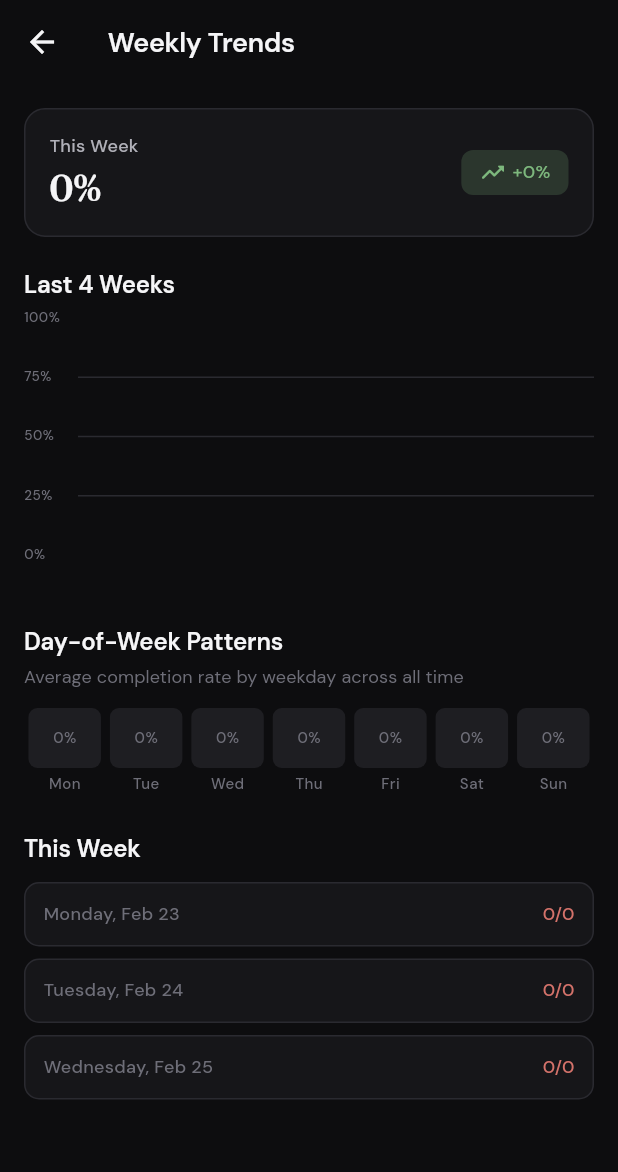
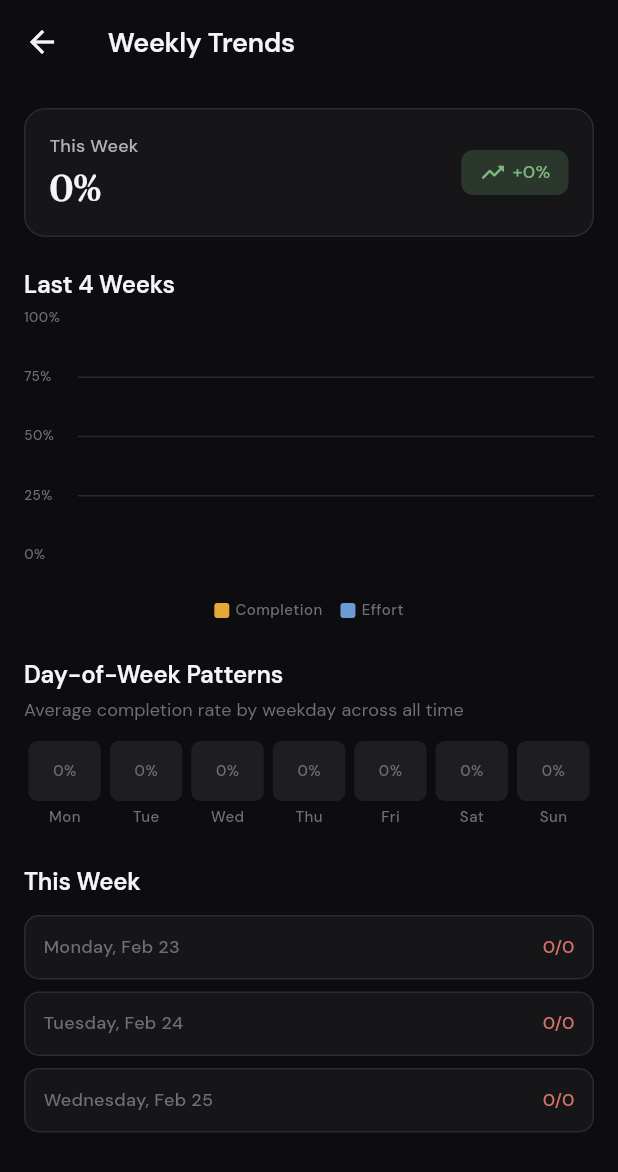
Before and after one commit to Aaryush1/habits, a Flutter app: the WeeklyTrendsScreen screen opened directly, on a phone screen of 412 x 824 dp. Shown: the top 1172 px of the screen. Run offline on Flutter 3.47's test engine with Material 3 defaults, Android fonts, the phone set to English and light mode, and no system bars; drawn by our look-alikes of fl_chart; our stand-ins replace flutter_riverpod, google_fonts, hive, hive_flutter; accounts and stored records are empty.

Commit message:
Add effort tracking to weekly trends and habit rankings drill-downs
Completes 6.8c: effort bars alongside completion in weekly trends chart,
effort sort column in rankings, and weekly effort minutes summary.

Co-Authored-By: Claude Opus 4.6 <noreply@anthropic.com>

```diff
--- a/lib/presentation/providers/weekly_trends_provider.dart
+++ b/lib/presentation/providers/weekly_trends_provider.dart
@@ -31,12 +31,19 @@ class WeekSummary {
     required this.completionRate,
     required this.completed,
     required this.scheduled,
+    this.effortCompletedMin = 0,
+    this.effortScheduledMin = 0,
   });
 
   final DateTime weekStart;
   final double completionRate;
   final int completed;
   final int scheduled;
+  final int effortCompletedMin;
+  final int effortScheduledMin;
+
+  double get effortRate =>
+      effortScheduledMin == 0 ? 0.0 : effortCompletedMin / effortScheduledMin;
 }
 
 class WeekDayDetail {
@@ -103,6 +110,8 @@ final weeklyTrendsProvider = FutureProvider<WeeklyTrends>((ref) async {
     final weekStart = rangeStart.add(Duration(days: w * 7));
     var scheduled = 0;
     var completed = 0;
+    var effortScheduled = 0;
+    var effortCompleted = 0;
 
     for (var d = 0; d < 7; d++) {
       final day = weekStart.add(Duration(days: d));
@@ -111,7 +120,13 @@ final weeklyTrendsProvider = FutureProvider<WeeklyTrends>((ref) async {
         if (isHabitScheduledOn(habit, day)) {
           scheduled++;
           final key = '${habit.id}_${day.toIso8601String()}';
-          if (completedSet.contains(key)) completed++;
+          final done = completedSet.contains(key);
+          if (done) completed++;
+          // Track effort for habits with durationMinutes
+          if (habit.durationMinutes != null) {
+            effortScheduled += habit.durationMinutes!;
+            if (done) effortCompleted += habit.durationMinutes!;
+          }
         }
       }
     }
@@ -121,6 +136,8 @@ final weeklyTrendsProvider = FutureProvider<WeeklyTrends>((ref) async {
       completionRate: scheduled == 0 ? 0 : completed / scheduled,
       completed: completed,
       scheduled: scheduled,
+      effortCompletedMin: effortCompleted,
+      effortScheduledMin: effortScheduled,
     ));
   }
 
--- a/lib/presentation/screens/analytics/weekly_trends_screen.dart
+++ b/lib/presentation/screens/analytics/weekly_trends_screen.dart
@@ -90,22 +90,70 @@ class WeeklyTrendsScreen extends ConsumerWidget {
                     ),
                     barGroups: trends.weeks.asMap().entries.map((entry) {
                       final isLatest = entry.key == trends.weeks.length - 1;
+                      final hasEffort = entry.value.effortScheduledMin > 0;
                       return BarChartGroupData(
                         x: entry.key,
                         barRods: [
                           BarChartRodData(
                             toY: entry.value.completionRate,
-                            width: 28,
+                            width: hasEffort ? 18 : 28,
                             borderRadius: BorderRadius.circular(6),
                             color: isLatest
                                 ? AppColors.accentGold
                                 : AppColors.backgroundQuaternary,
                           ),
+                          if (hasEffort)
+                            BarChartRodData(
+                              toY: entry.value.effortRate,
+                              width: 10,
+                              borderRadius: BorderRadius.circular(4),
+                              color: AppColors.twoMinuteBlue,
+                            ),
                         ],
                       );
                     }).toList(),
                   ),
                 ),
+              ),
+              const SizedBox(height: AppSpacing.space8),
+              // Legend
+              Row(
+                mainAxisAlignment: MainAxisAlignment.center,
+                children: [
+                  Container(
+                    width: 10,
+                    height: 10,
+                    decoration: BoxDecoration(
+                      color: AppColors.accentGold,
+                      borderRadius: BorderRadius.circular(2),
+                    ),
+                  ),
+                  const SizedBox(width: 4),
+                  Text(
+                    'Completion',
+                    style: AppTypography.labelSmall.copyWith(
+                      color: AppColors.textTertiary,
+                      fontSize: 10,
+                    ),
+                  ),
+                  const SizedBox(width: 12),
+                  Container(
+                    width: 10,
+                    height: 10,
+                    decoration: BoxDecoration(
+                      color: AppColors.twoMinuteBlue,
+                      borderRadius: BorderRadius.circular(2),
+                    ),
+                  ),
+                  const SizedBox(width: 4),
+                  Text(
+                    'Effort',
+                    style: AppTypography.labelSmall.copyWith(
+                      color: AppColors.textTertiary,
+                      fontSize: 10,
+                    ),
+                  ),
+                ],
               ),
               const SizedBox(height: AppSpacing.space24),
 
@@ -153,6 +201,7 @@ class _DeltaHeader extends StatelessWidget {
     final rate = thisWeek?.completionRate ?? 0;
     final delta = trends.thisWeekDelta;
     final deltaPrefix = delta >= 0 ? '+' : '';
+    final hasEffort = thisWeek != null && thisWeek.effortScheduledMin > 0;
 
     return Container(
       padding: const EdgeInsets.all(AppSpacing.space16),
@@ -177,6 +226,15 @@ class _DeltaHeader extends StatelessWidget {
                 '${(rate * 100).round()}%',
                 style: AppTypography.displayMedium,
               ),
+              if (hasEffort) ...[
+                const SizedBox(height: 2),
+                Text(
+                  '${thisWeek.effortCompletedMin}/${thisWeek.effortScheduledMin} min',
+                  style: AppTypography.bodySmall.copyWith(
+                    color: AppColors.twoMinuteBlue,
+                  ),
+                ),
+              ],
             ],
           ),
           const Spacer(),
```
Also changed, not shown: lib/presentation/providers/rankings_provider.dart (+12 -1 lines), lib/presentation/screens/analytics/habit_rankings_screen.dart (+39 -0 lines), 1 other file.
